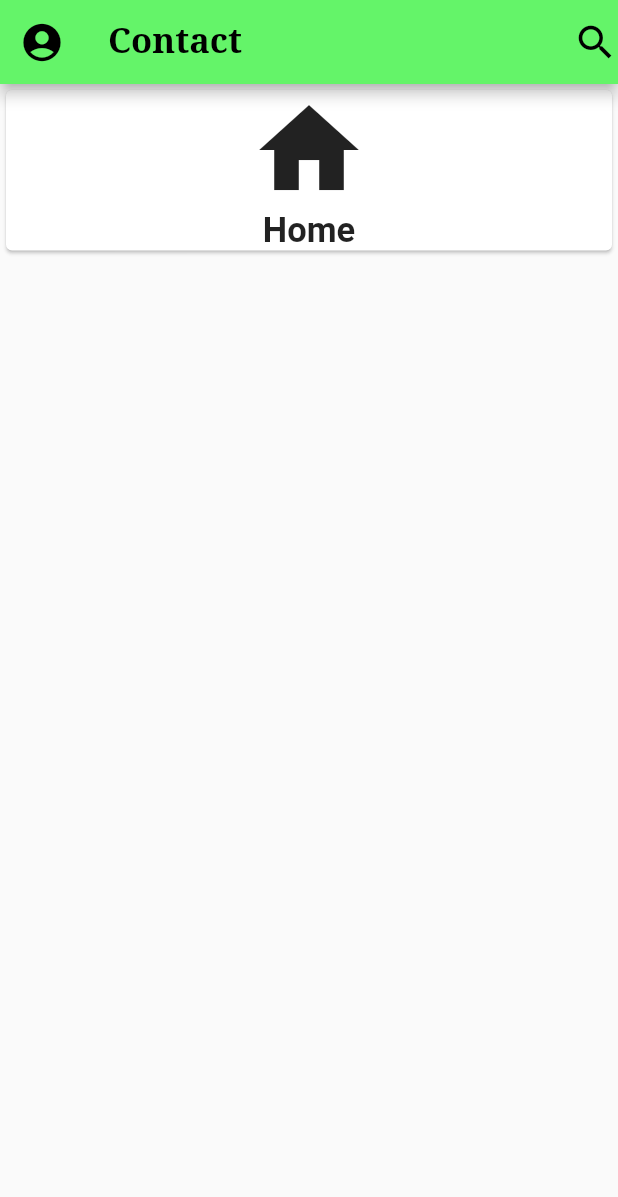
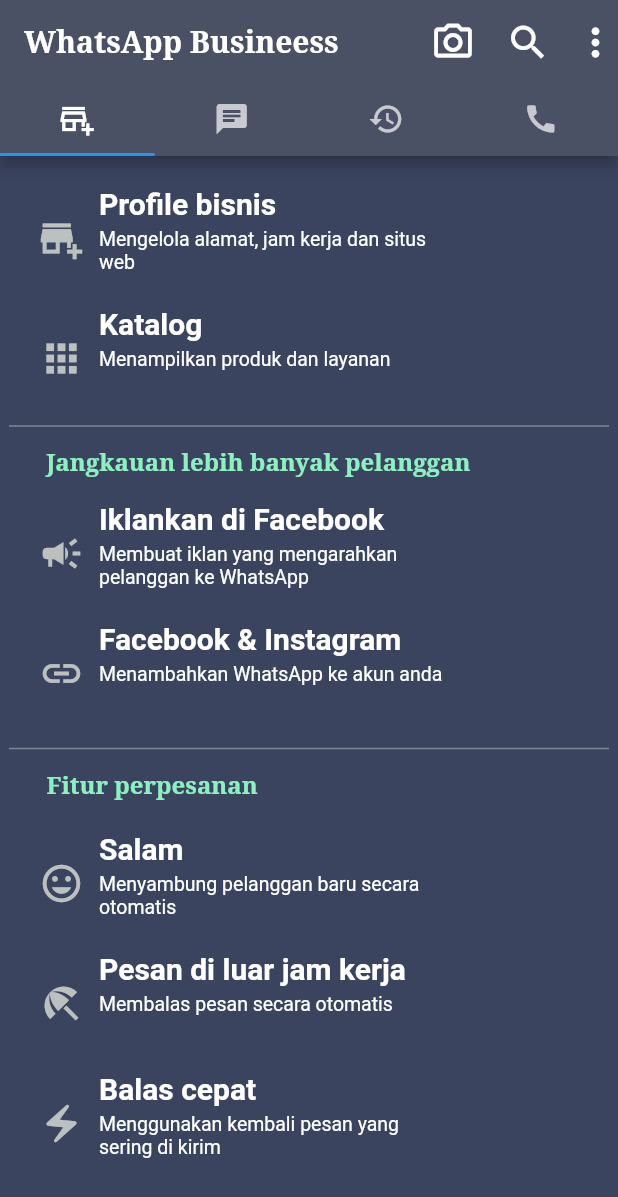
Before and after one commit to vikishptra/learn_flutter, a Flutter app: the screen it shows after launch, on a phone screen of 412 x 824 dp. Shown: the top 1197 px of the screen. Run offline on Flutter 3.47's test engine with Material 2 defaults, Android fonts, the light colour scheme and no system bars; Roboto replaces fonts that are missing (Serif).

Commit message:
whatsApp profilBisnis

```diff
--- /dev/null
+++ b/lib/TabBar/Chat_blade.dart
@@ -0,0 +1,25 @@
+import 'package:flutter/material.dart';
+
+class Chat extends StatelessWidget {
+  const Chat({super.key});
+
+  @override
+  Widget build(BuildContext context) {
+    return Container(
+      child: Card(
+        child: Column(
+          children: [
+            Row(
+              children: [
+                Icon(
+                  Icons.add_business,
+                  size: 60.0,
+                )
+              ],
+            )
+          ],
+        ),
+      ),
+    );
+  }
+}
--- /dev/null
+++ b/lib/TabBar/Panggilan_blade.dart
@@ -0,0 +1,20 @@
+import 'package:flutter/material.dart';
+
+class Panggilan extends StatelessWidget {
+  const Panggilan({super.key});
+
+  @override
+  Widget build(BuildContext context) {
+    return Container(
+      child: Container(
+        child: Center(
+          child: Icon(
+            Icons.add_call,
+            size: 60.0,
+            color: Color.fromARGB(255, 167, 161, 161),
+          ),
+        ),
+      ),
+    );
+  }
+}
--- /dev/null
+++ b/lib/TabBar/ProfileBisnis_blade.dart
@@ -0,0 +1,153 @@
+import 'package:flutter/material.dart';
+
+class ProfileBisnis extends StatelessWidget {
+  const ProfileBisnis({super.key});
+
+  @override
+  Widget build(BuildContext context) {
+    return Container(
+      child: Container(
+        padding: EdgeInsets.only(top: 10),
+        child: Column(
+          children: [
+            new BusineesContainer(
+                icon: Icons.add_business,
+                judul: "Profile bisnis",
+                deskripsi: "Mengelola alamat, jam kerja dan situs web"),
+            new BusineesContainer(
+                icon: Icons.apps,
+                judul: "Katalog",
+                deskripsi: "Menampilkan produk dan layanan"),
+            Padding(padding: EdgeInsets.only(top: 5)),
+            new DividerBusinees(),
+            Padding(padding: EdgeInsets.only(top: 5)),
+            new Deskripsi(text: "Jangkauan lebih banyak pelanggan"),
+            new BusineesContainer(
+                icon: Icons.campaign,
+                judul: "Iklankan di Facebook",
+                deskripsi:
+                    "Membuat iklan yang mengarahkan pelanggan ke WhatsApp"),
+            new BusineesContainer(
+                icon: Icons.link,
+                judul: "Facebook & Instagram",
+                deskripsi: "Menambahkan WhatsApp ke akun anda"),
+            Padding(padding: EdgeInsets.only(top: 10)),
+            new DividerBusinees(),
+            Padding(padding: EdgeInsets.only(top: 5)),
+            new Deskripsi(text: "Fitur perpesanan"),
+            Padding(padding: EdgeInsets.only(top: 5)),
+            new BusineesContainer(
+                icon: Icons.tag_faces,
+                judul: "Salam",
+                deskripsi: "Menyambung pelanggan baru secara otomatis"),
+            new BusineesContainer(
+                icon: Icons.beach_access,
+                judul: "Pesan di luar jam kerja",
+                deskripsi: "Membalas pesan secara otomatis"),
+            new BusineesContainer(
+                icon: Icons.electric_bolt,
+                judul: "Balas cepat",
+                deskripsi: "Menggunakan kembali pesan yang sering di kirim"),
+          ],
+        ),
+      ),
+    );
+  }
+}
+
+class BusineesContainer extends StatelessWidget {
+  BusineesContainer(
+      {required this.icon, required this.judul, required this.deskripsi});
+  final IconData icon;
+  final String judul;
+  final String deskripsi;
+  @override
+  Widget build(BuildContext context) {
+    return Container(
+      width: 400.0,
+      height: 80.0,
+      child: Row(
+        children: [
+          Container(
+            height: 20,
+            width: 20.0,
+            margin: const EdgeInsets.only(left: 20.0, right: 20.0),
+            child: Icon(
+              icon,
+              size: 30.0,
+              color: Color.fromARGB(255, 188, 193, 192),
+            ),
+          ),
+          Container(
+              width: 230.0,
+              height: 60.0,
+              child: Column(
+                children: [
+                  Container(
+                    width: 230.0,
+                    height: 28.0,
+                    child: Text(
+                      judul,
+                      style: TextStyle(
+                        fontSize: 20.0,
+                        color: Colors.white,
+                        fontWeight: FontWeight.bold,
+                      ),
+                    ),
+                  ),
+                  Container(
+                    width: 230.0,
+                    height: 30.0,
+                    child: Text(
+                      deskripsi,
+                      style: TextStyle(fontSize: 13.0, color: Colors.white),
+                    ),
+                  ),
+                ],
+              )),
+        ],
+      ),
+    );
+  }
+}
+
+class DividerBusinees extends StatelessWidget {
+  const DividerBusinees({super.key});
+
+  @override
+  Widget build(BuildContext context) {
+    return Container(
+      width: 400.0,
+      height: 10.0,
+      child: Expanded(
+        child: new Container(
+            child: Divider(
+          color: Color.fromARGB(255, 126, 133, 148),
+          height: 200,
+          thickness: 1,
+        )),
+      ),
+    );
+  }
+}
+
+class Deskripsi extends StatelessWidget {
+  Deskripsi({required this.text});
+  final String text;
+  @override
+  Widget build(BuildContext context) {
+    return Container(
+      width: 390.0,
+      height: 30.0,
+      padding: const EdgeInsets.only(top: 5, left: 20),
+      child: Text(
+        text,
+        style: TextStyle(
+            fontSize: 16.0,
+            color: Color.fromARGB(255, 140, 240, 192),
+            fontFamily: 'Serif',
+            fontWeight: FontWeight.bold),
+      ),
+    );
+  }
+}
--- /dev/null
+++ b/lib/TabBar/Status_blade.dart
@@ -0,0 +1,20 @@
+import 'package:flutter/material.dart';
+
+class Status extends StatelessWidget {
+  const Status({super.key});
+
+  @override
+  Widget build(BuildContext context) {
+    return Container(
+      child: Container(
+        child: Center(
+          child: Icon(
+            Icons.restore,
+            size: 60.0,
+            color: Color.fromARGB(255, 167, 161, 161),
+          ),
+        ),
+      ),
+    );
+  }
+}
--- a/lib/main.dart
+++ b/lib/main.dart
@@ -1,69 +1,96 @@
 import 'package:flutter/material.dart';
+import './TabBar/Chat_blade.dart' as chats;
+import './TabBar/Panggilan_blade.dart' as panggilan;
+import './TabBar/ProfileBisnis_blade.dart' as profileBisnis;
+import './TabBar/Status_blade.dart' as status;
 
 void main() {
-  runApp(const MyApp());
+  runApp(MaterialApp(
+    title: "Membuat Tab Bar",
+    home: new HomeApp(),
+    debugShowCheckedModeBanner: false,
+  ));
 }
 
-class MyApp extends StatelessWidget {
-  const MyApp({super.key});
+class HomeApp extends StatefulWidget {
+  const HomeApp({super.key});
 
-  // This widget is the root of your application.
   @override
-  Widget build(BuildContext context) {
-    return MaterialApp(
-      debugShowCheckedModeBanner: false,
-      title: 'Flutter Basic',
-      home: HomeApp(),
-    );
-  }
+  State<HomeApp> createState() => _HomeAppState();
 }
 
-class HomeApp extends StatelessWidget {
-  const HomeApp({super.key});
+class _HomeAppState extends State<HomeApp> with SingleTickerProviderStateMixin {
+  late TabController _controller;
+
+  @override
+  void initState() {
+    _controller = TabController(length: 4, vsync: this);
+    super.initState();
+  }
+
+  @override
+  void dispose() {
+    _controller.dispose();
+    super.dispose();
+  }
 
   @override
   Widget build(BuildContext context) {
     return Scaffold(
+      backgroundColor: Color.fromARGB(255, 59, 68, 95),
       appBar: new AppBar(
-        backgroundColor: Color.fromRGBO(100, 244, 105, 1),
-        leading: Icon(
-          Icons.account_circle,
-          size: 30.0,
-          color: Colors.black,
-        ),
+        centerTitle: false,
+        backgroundColor: Color.fromARGB(255, 74, 81, 101),
         title: Text(
-          "Contact",
+          "WhatsApp Busineess",
           style: TextStyle(
-              fontFamily: 'Serif',
-              fontSize: 23.0,
-              fontWeight: FontWeight.bold,
-              color: Colors.black),
+              fontFamily: 'Serif', fontSize: 20.0, fontWeight: FontWeight.bold),
         ),
         actions: [
+          Padding(
+            padding: EdgeInsets.only(right: 20),
+            child: Icon(
+              Icons.camera_alt_outlined,
+              size: 30.0,
+            ),
+          ),
+          Padding(
+            padding: EdgeInsets.only(right: 15),
+            child: Icon(
+              Icons.search,
+              size: 30,
+            ),
+          ),
           Icon(
-            Icons.search,
-            color: Colors.black,
-            size: 30.0,
+            Icons.more_vert,
+            size: 30,
           )
         ],
+        bottom: new TabBar(
+          controller: _controller,
+          tabs: [
+            new Tab(
+              icon: Icon(Icons.add_business_outlined),
+            ),
+            new Tab(
+              icon: Icon(Icons.chat),
+            ),
+            new Tab(
+              icon: Icon(Icons.restore),
+            ),
+            new Tab(
+              icon: Icon(Icons.call),
+            )
+          ],
+        ),
       ),
-      body: Column(
-        crossAxisAlignment: CrossAxisAlignment.stretch,
+      body: TabBarView(
+        controller: _controller,
         children: [
-          Card(
-            child: Column(
-              children: [
-                Icon(
-                  Icons.home,
-                  size: 80.0,
-                ),
-                Text(
-                  "Home",
-                  style: TextStyle(fontSize: 23.0, fontWeight: FontWeight.bold),
-                )
-              ],
-            ),
-          )
+          new profileBisnis.ProfileBisnis(),
+          new chats.Chat(),
+          new status.Status(),
+          new panggilan.Panggilan()
         ],
       ),
     );
```
Also changed, not shown: 1 other file.
